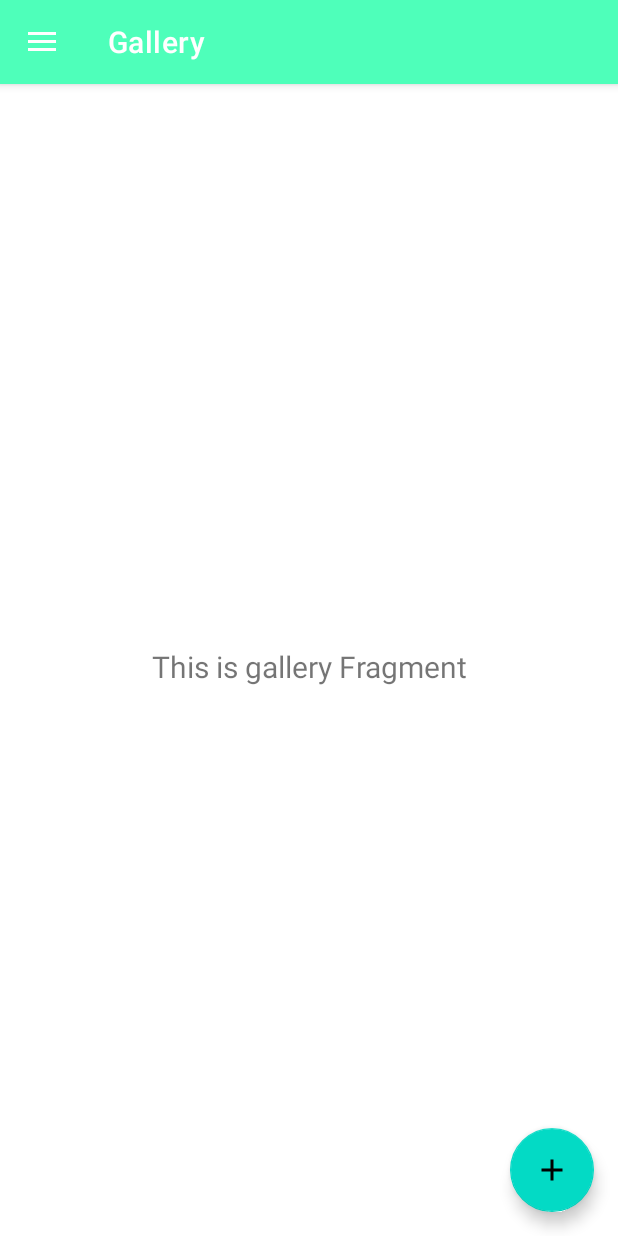
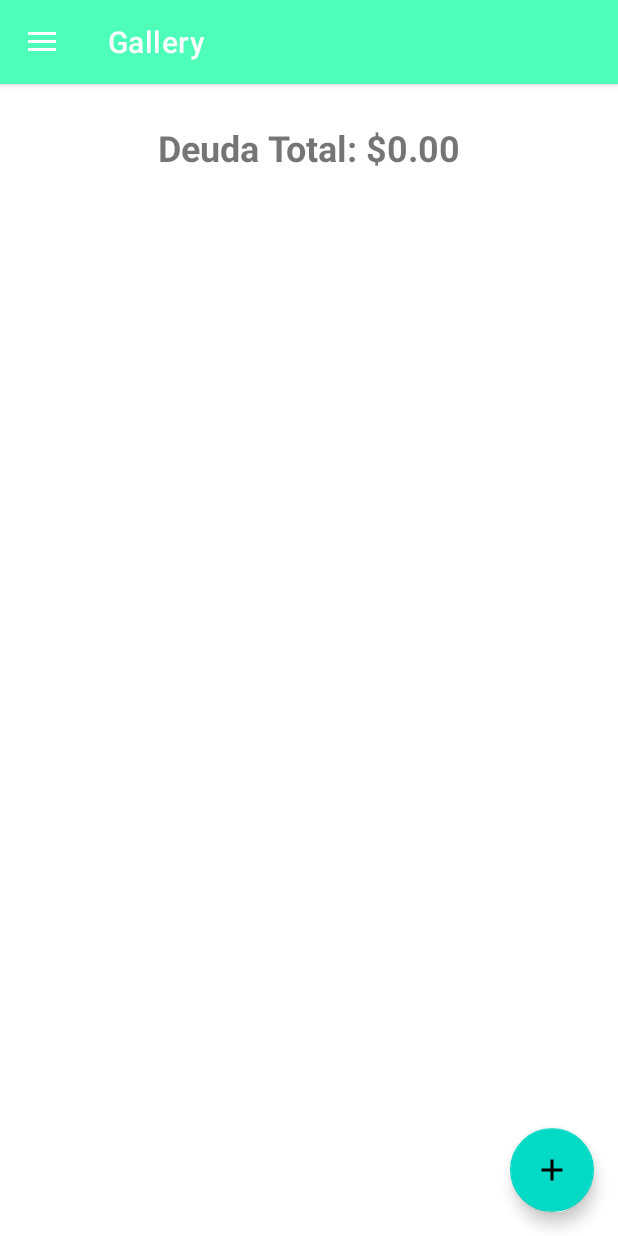
Before and after one commit to rafacm1803/Pay2Share, an Android app: the HomeFragment screen opened directly, with no data from a screen before it, in the side drawer, after a tap on "Gallery", on a phone screen of 412 x 824 dp. Run offline under Robolectric (Android 15) with nearby library versions, the phone set to English and light mode, and no system bars; our stand-ins replace navigation-ui.

Commit message:
Pantalla deudas totales

```diff
--- a/app/src/main/java/com/pay2share/ui/gallery/GalleryFragment.kt
+++ b/app/src/main/java/com/pay2share/ui/gallery/GalleryFragment.kt
@@ -1,38 +1,67 @@
 package com.pay2share.ui.gallery
 
+import android.content.Context
 import android.os.Bundle
 import android.view.LayoutInflater
 import android.view.View
 import android.view.ViewGroup
+import android.widget.ListView
 import android.widget.TextView
 import androidx.fragment.app.Fragment
 import androidx.lifecycle.ViewModelProvider
+import com.pay2share.R
+import com.pay2share.data.database.DeudaRepository
+import com.pay2share.database.DatabaseHelper
 import com.pay2share.databinding.FragmentGalleryBinding
+
+data class GroupDebt(val groupName: String, val amount: Double)
 
 class GalleryFragment : Fragment() {
 
     private var _binding: FragmentGalleryBinding? = null
+    private val binding get() = _binding!!
 
-    // This property is only valid between onCreateView and
-    // onDestroyView.
-    private val binding get() = _binding!!
+    private lateinit var deudaRepository: DeudaRepository
 
     override fun onCreateView(
         inflater: LayoutInflater,
         container: ViewGroup?,
         savedInstanceState: Bundle?
     ): View {
-        val galleryViewModel =
-            ViewModelProvider(this).get(GalleryViewModel::class.java)
+        val dbHelper = DatabaseHelper(requireContext())
+        deudaRepository = DeudaRepository(dbHelper)
 
         _binding = FragmentGalleryBinding.inflate(inflater, container, false)
         val root: View = binding.root
 
-        val textView: TextView = binding.textGallery
-        galleryViewModel.text.observe(viewLifecycleOwner) {
-            textView.text = it
+        val textViewTotalDebt: TextView = binding.textViewTotalDebt
+        val listViewGroupDebts: ListView = binding.listViewGroupDebts
+
+        val sharedPreferences = requireContext().getSharedPreferences("user_session", Context.MODE_PRIVATE)
+        val userId = sharedPreferences.getInt("user_id", -1)
+
+        if (userId != -1) {
+            val groupDebts = calculateGroupDebts(userId)
+            val totalDebt = groupDebts.sumOf { it.amount }
+            textViewTotalDebt.text = "Deuda Total: $${totalDebt}"
+
+            val adapter = GroupDebtAdapter(requireContext(), groupDebts)
+            listViewGroupDebts.adapter = adapter
         }
+
         return root
+    }
+
+    private fun calculateGroupDebts(userId: Int): List<GroupDebt> {
+        val groupDebts = mutableListOf<GroupDebt>()
+        val cursor = deudaRepository.obtenerDeudasPorUsuario(userId)
+        while (cursor.moveToNext()) {
+            val groupName = cursor.getString(cursor.getColumnIndexOrThrow("group_name"))
+            val amount = cursor.getDouble(cursor.getColumnIndexOrThrow("amount"))
+            groupDebts.add(GroupDebt(groupName, amount))
+        }
+        cursor.close()
+        return groupDebts
     }
 
     override fun onDestroyView() {
--- a/app/src/main/res/layout/fragment_gallery.xml
+++ b/app/src/main/res/layout/fragment_gallery.xml
@@ -7,16 +7,24 @@
     tools:context=".ui.gallery.GalleryFragment">
 
     <TextView
-        android:id="@+id/text_gallery"
-        android:layout_width="match_parent"
+        android:id="@+id/textViewTotalDebt"
+        android:layout_width="wrap_content"
         android:layout_height="wrap_content"
-        android:layout_marginStart="8dp"
-        android:layout_marginTop="8dp"
-        android:layout_marginEnd="8dp"
-        android:textAlignment="center"
-        android:textSize="20sp"
+        android:text="Deuda Total: $0.00"
+        android:textSize="24sp"
+        android:textStyle="bold"
+        app:layout_constraintTop_toTopOf="parent"
+        app:layout_constraintStart_toStartOf="parent"
+        app:layout_constraintEnd_toEndOf="parent"
+        android:layout_marginTop="16dp" />
+
+    <ListView
+        android:id="@+id/listViewGroupDebts"
+        android:layout_width="0dp"
+        android:layout_height="0dp"
+        android:layout_marginTop="16dp"
+        app:layout_constraintTop_toBottomOf="@id/textViewTotalDebt"
         app:layout_constraintBottom_toBottomOf="parent"
-        app:layout_constraintEnd_toEndOf="parent"
         app:layout_constraintStart_toStartOf="parent"
-        app:layout_constraintTop_toTopOf="parent" />
+        app:layout_constraintEnd_toEndOf="parent" />
 </androidx.constraintlayout.widget.ConstraintLayout>
```
Also changed, not shown: app/src/main/java/com/pay2share/data/database/DatabaseHelper.kt (+10 -0 lines), app/src/main/java/com/pay2share/data/database/DeudaRepository.kt (+8 -0 lines), app/src/main/java/com/pay2share/ui/gallery/GroupDebtAdapter.kt (added, +37 -0 lines), app/src/main/res/layout/item_group_debt.xml (added, +22 -0 lines).
